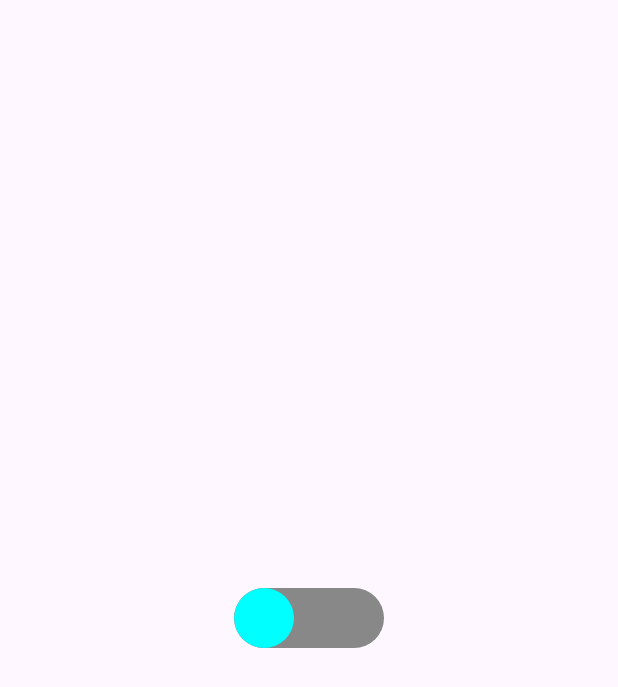
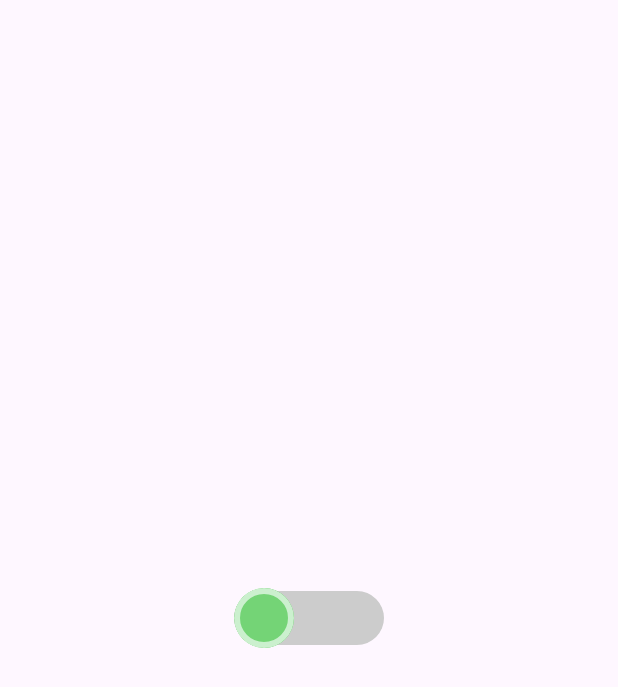
Before and after one commit to AnastasiaDro/ExcersizeSample, an Android app built with Jetpack Compose: the screen it shows after launch (MainActivity), on a phone screen of 412 x 824 dp. Shown: the top 687 px of the screen. Run offline under Robolectric (Android 15) with nearby library versions, the phone set to English and light mode, and no system bars.

Commit message:
Цвета и вид слайдера

```diff
--- a/app/src/main/java/com/cerebus/excersizesample/sliderexerciseimpl/SliderExerciseScreen.kt
+++ b/app/src/main/java/com/cerebus/excersizesample/sliderexerciseimpl/SliderExerciseScreen.kt
@@ -1,6 +1,7 @@
 package com.cerebus.excersizesample.sliderexerciseimpl
 
 import androidx.compose.foundation.background
+import androidx.compose.foundation.border
 import androidx.compose.foundation.gestures.detectDragGestures
 import androidx.compose.foundation.layout.Box
 import androidx.compose.foundation.layout.fillMaxSize
@@ -18,7 +19,6 @@ import androidx.compose.runtime.LaunchedEffect
 import androidx.compose.runtime.getValue
 import androidx.compose.runtime.mutableStateOf
 import androidx.compose.runtime.remember
-import androidx.compose.runtime.rememberUpdatedState
 import androidx.compose.runtime.setValue
 import androidx.compose.ui.Alignment
 import androidx.compose.ui.Modifier
@@ -67,26 +67,44 @@ fun SliderExerciseScreen() {
 @Composable
 fun ChangeableSlider(
     sliderType: SliderParameters,
-    modifier: Modifier,
+    modifier: Modifier = Modifier,
     onSliderCompleted: () -> Unit
 ) {
     var offsetX by remember { mutableStateOf(0f) }
     var isCompleted by remember { mutableStateOf(false) }
 
-    val toggleWidth = sliderType.length.dp
-    val toggleAngle = sliderType.angle
-    val toggleHeight = 40.dp
+    val sliderWidth = sliderType.length.dp
+    val sliderAngle = sliderType.angle
+    val sliderHeight = 40.dp
+    val innerSliderHeight = 36.dp
     val thumbSize = 40.dp
-    val toggleRange = with(LocalDensity.current) { (toggleWidth - thumbSize).toPx() }
+    val toggleRange = with(LocalDensity.current) { (sliderWidth - thumbSize).toPx() }
 
+    // Внешние границы
     Box(
         modifier = Modifier
-            .width(toggleWidth)
-            .height(toggleHeight)
-            .rotate(toggleAngle)
+            .width(sliderWidth)
+            .height(sliderHeight)
             .offset(x = sliderType.startX.dp, y = sliderType.startY.dp)
+            .rotate(sliderAngle)
+            .background(Color.Transparent)
+    ) {
+        // Слайдер подложка тонкая
+        Box(
+            modifier = Modifier
+                .height(innerSliderHeight)
+                .width(sliderWidth)
+                .clip(RoundedCornerShape(18.dp))
+                .align(Alignment.Center)
+                .background(color = if (isCompleted) Color.Green else Color.LightGray)
+        )
+        // Слайдер функциональный
+        Box(
+            modifier = Modifier
+                .width(sliderWidth)
+                .height(sliderHeight)
                 .clip(RoundedCornerShape(20.dp))
-            .background(color = if (isCompleted) Color.Green else Color.Gray)
+                .background(Color.Transparent)
                 .pointerInput(Unit) {
                     detectDragGestures(
                         onDrag = { change, dragAmount ->
@@ -104,13 +122,16 @@ fun ChangeableSlider(
                     )
                 }
         ) {
+            // Кнопка слайдера
             Box(
                 modifier = Modifier
                     .offset { IntOffset(offsetX.roundToInt(), 0) }
                     .size(thumbSize)
                     .clip(CircleShape)
-                .background(Color.Cyan)
+                    .background(Color(0xff74d476))
+                    .border(4.dp, Color(0xffcbf0ce), CircleShape)
             )
+        }
     }
 }
 
--- a/app/src/main/java/com/cerebus/excersizesample/sliderexerciseimpl/SliderExerciseViewModel.kt
+++ b/app/src/main/java/com/cerebus/excersizesample/sliderexerciseimpl/SliderExerciseViewModel.kt
@@ -59,7 +59,8 @@ class SliderExerciseViewModel(private val exerciseDataRepository: ExerciseDataRe
     }
 
     fun setRandomStartPosition(width: Int, height: Int): Pair<Int, Int> {
-        val marginedBoundX = width/2 - 60
+        // Отодвинуть от краёв
+        val marginedBoundX = width/2 - 80
         val marginedBoundY = height/2 - 60
         val randomStartX = (-marginedBoundX..marginedBoundX).random()
         val randomStartY = (-marginedBoundY..marginedBoundY).random()
@@ -127,7 +128,7 @@ class SliderExerciseViewModel(private val exerciseDataRepository: ExerciseDataRe
             }
         }
 
-        // New random angle
+        // New angle
         var newAngle = 0f
         if (exerciseData.levelData.difficultLevel == 4) {
             newAngle = setRandomAngle()
```
Lines whose indentation alone changed are shown as unchanged.
